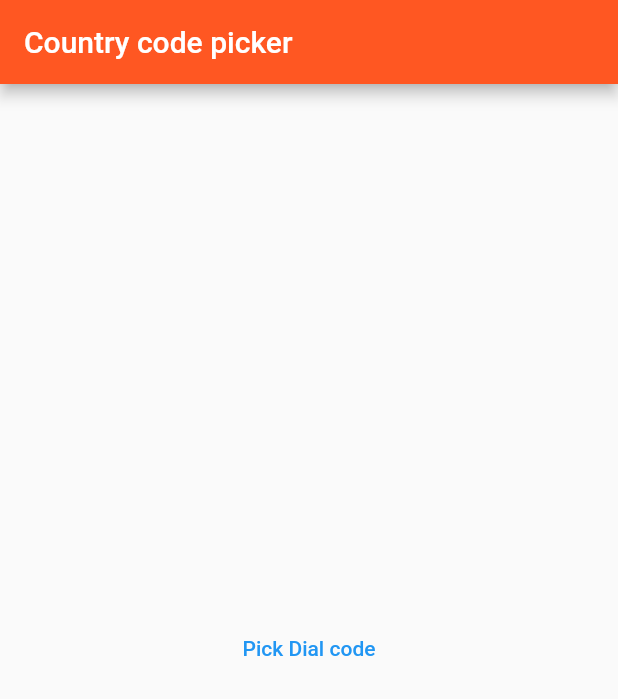
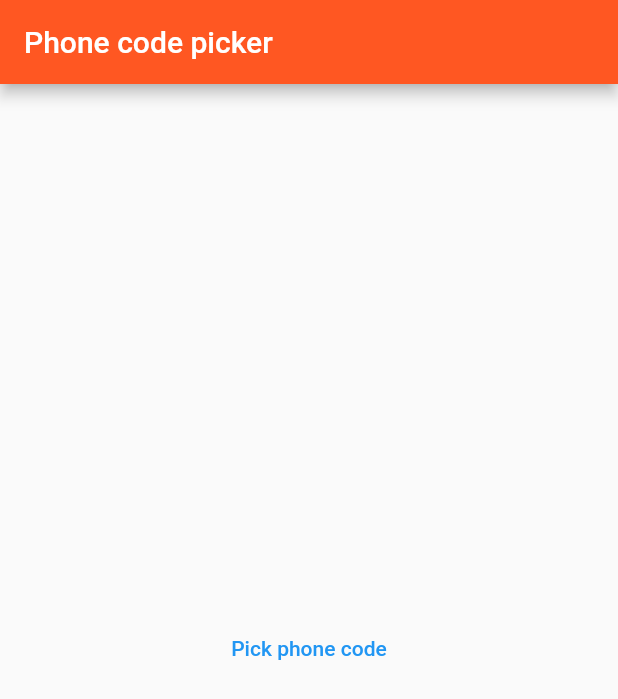
Before and after one commit to Deepak-811/country_code_picker, a Flutter app: the screen it shows after launch, on a phone screen of 412 x 824 dp. Shown: the top 699 px of the screen. Run offline on Flutter 3.47's test engine with Material 2 defaults, Android fonts, the phone set to English and light mode, and no system bars.

Commit message:
-update the package name.

```diff
--- a/dial_code_picker/lib/dial_code_picker.dart
+++ /dev/null
@@ -1,3 +0,0 @@
-library dial_code_picker;
-
-export './picker/dial_code_picker.dart';
--- a/lib/home.dart
+++ b/lib/home.dart
@@ -1,7 +1,6 @@
 
 import 'package:flutter/material.dart';
-
-import 'package:dial_code_picker/dial_code_picker.dart';
+import 'package:phone_code_picker/phone_code_picker.dart';
 
 class Home extends StatefulWidget {
   const Home({Key key}) : super(key: key);
@@ -19,7 +18,7 @@ class _HomeState extends State<Home> {
     return Scaffold(
       appBar: AppBar(
         backgroundColor: Colors.deepOrange,
-        title: Text('Country code picker'),
+        title: Text('Phone code picker'),
       ),
         body: Column(
           mainAxisAlignment: MainAxisAlignment.center,
@@ -28,7 +27,7 @@ class _HomeState extends State<Home> {
             Center(
               child: TextButton(
                 onPressed: _pickCode,
-                child: Text('Pick Dial code'),
+                child: Text('Pick phone code'),
               ),
             ),
 
@@ -52,7 +51,7 @@ class _HomeState extends State<Home> {
       ),
       builder: (_) => Container(
         padding: EdgeInsets.only(bottom: MediaQuery.of(context).viewPadding.bottom),
-        child: DialCodePicker(
+        child: PhoneCodePicker(
           primaryColor: Colors.deepOrange,
           onSelected: (country) {
             setState(() {
--- /dev/null
+++ b/phone_code_picker/lib/phone_code_picker.dart
@@ -0,0 +1,4 @@
+library phone_code_picker;
+
+
+export './src/phone_code_picker.dart';
--- a/dial_code_picker/lib/picker/country_list.dart
+++ b/phone_code_picker/lib/src/country_list.dart
@@ -1,5 +1,4 @@
-import 'package:dial_code_picker/country.dart';
-
+import 'country.dart';
 
 final List<Country> countries = [
   Country(name: "Israel",dialCode: "+972",code: "IL"),
--- a/dial_code_picker/pubspec.yaml
+++ b/phone_code_picker/pubspec.yaml
@@ -1,7 +1,7 @@
-name: dial_code_picker
-description: A simple dial code picker for flutter.
+name: phone_code_picker
+description: A simple phone code picker for flutter.
 version: 0.0.1
-author: Deepak Gupta <deepakguptah857@gmail.com>
+author: Deepak Gupta
 homepage: https://github.com/Deepak-811/country_code_picker
 
 environment:
--- a/pubspec.yaml
+++ b/pubspec.yaml
@@ -3,7 +3,7 @@ description: A new Flutter application.
 
 # The following line prevents the package from being accidentally published to
 # pub.dev using `pub publish`. This is preferred for private packages.
-publish_to: 'none' # Remove this line if you wish to publish to pub.dev
+#publish_to: 'none' # Remove this line if you wish to publish to pub.dev
 
 # The following defines the version and build number for your application.
 # A version number is three numbers separated by dots, like 1.2.43
@@ -28,8 +28,8 @@ dependencies:
   # The following adds the Cupertino Icons font to your application.
   # Use with the CupertinoIcons class for iOS style icons.
   cupertino_icons: ^1.0.2
-  dial_code_picker:
-    path: ./dial_code_picker
+  phone_code_picker:
+    path: ./phone_code_picker
 
 dev_dependencies:
   flutter_test:
```
Also changed, not shown: phone_code_picker/lib/src/phone_code_picker.dart (renamed from dial_code_picker/lib/picker/dial_code_picker.dart, +12 -10 lines), phone_code_picker/lib/src/country.dart (renamed from dial_code_picker/lib/country.dart), phone_code_picker/pubspec.lock (renamed from dial_code_picker/pubspec.lock), pubspec.lock, screen-capture.gif, 13 other files.
